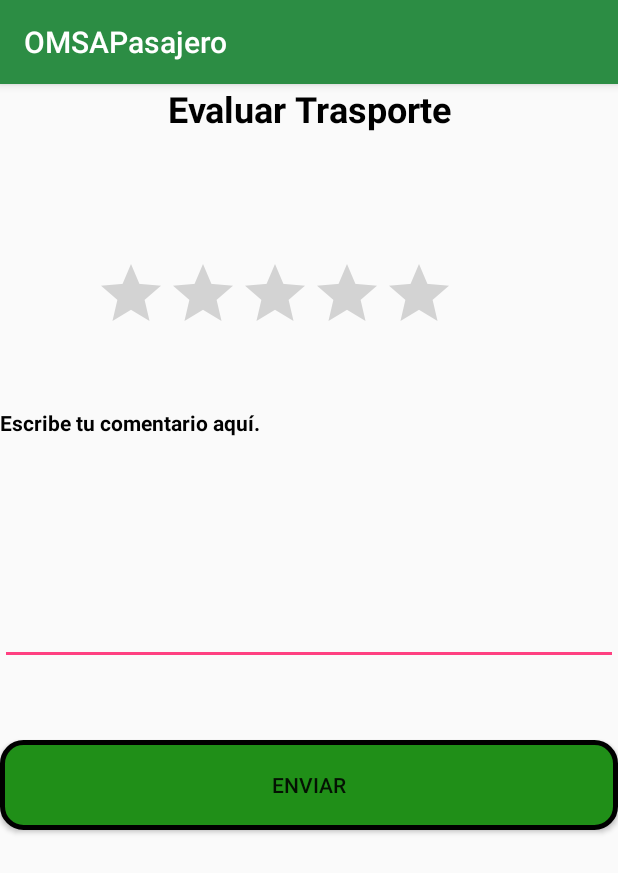
After one commit to carlp95/OMSAPasajeros, an Android app: the RatingBar screen opened directly, with no data from a screen before it, on a phone screen of 412 x 824 dp. The commit adds this screen. Shown: the top 873 px of the screen. Run offline under Robolectric (Android 15) with nearby library versions, the light colour scheme and no system bars.

Commit message:
Rating con retrofit 2

```diff
--- /dev/null
+++ b/app/src/main/java/com/software/nac/omsapasajero/APIService.java
@@ -0,0 +1,19 @@
+package com.software.nac.omsapasajero;
+
+/**
+ * Created by Neury on 11/2/2017.
+ */
+
+import retrofit2.Call;
+import retrofit2.http.Field;
+import retrofit2.http.FormUrlEncoded;
+import retrofit2.http.POST;
+
+public interface APIService {
+
+    @POST("/recibir/comentario/")
+    @FormUrlEncoded
+    Call<Post> savePost(@Field("fechaPublicada") Long fechaPublicada,
+                        @Field("numeroDePuntuacion") Integer numeroDePuntuacion,
+                        @Field("comentario") String comentario);
+}
--- /dev/null
+++ b/app/src/main/java/com/software/nac/omsapasajero/ApiUtils.java
@@ -0,0 +1,17 @@
+package com.software.nac.omsapasajero;
+
+/**
+ * Created by Neury on 11/2/2017.
+ */
+
+public class ApiUtils {
+
+    private ApiUtils() {}
+
+    public static final String BASE_URL = "http://omsa.herokuapp.com/api/";
+
+    public static APIService getAPIService() {
+
+        return RetrofitClient.getClient(BASE_URL).create(APIService.class);
+    }
+}
--- a/app/src/main/java/com/software/nac/omsapasajero/MainActivity.java
+++ b/app/src/main/java/com/software/nac/omsapasajero/MainActivity.java
@@ -341,6 +341,8 @@ public class MainActivity extends AppCompatActivity
 
         //noinspection SimplifiableIfStatement
         if (id == R.id.action_settings) {
+            Intent comentario = new Intent(MainActivity.this, RatingBar.class);
+            startActivity(comentario);
             return true;
         }
 
--- a/app/src/main/java/com/software/nac/omsapasajero/MapsActivity.java
+++ b/app/src/main/java/com/software/nac/omsapasajero/MapsActivity.java
@@ -140,7 +140,7 @@ public class MapsActivity extends FragmentActivity implements GoogleMap.OnInfoWi
 
     }
 
-    private class HttpRequestTask extends AsyncTask<Void, Void, APIParadas> {
+    private class HttpRequestTask extends AsyncTask<Void, Void, APIParadas>     {
         @Override
         protected APIParadas doInBackground(Void... params) {
 
--- /dev/null
+++ b/app/src/main/java/com/software/nac/omsapasajero/RatingBar.java
@@ -0,0 +1,99 @@
+package com.software.nac.omsapasajero;
+
+import android.app.Activity;
+import android.support.v7.app.AppCompatActivity;
+import android.os.Bundle;
+import android.text.TextUtils;
+import android.util.Log;
+import android.view.View;
+import android.widget.Button;
+import android.widget.EditText;
+import android.view.View;
+import android.widget.TextView;
+import android.widget.Toast;
+
+import java.util.Calendar;
+import java.util.Date;
+
+import retrofit2.Call;
+import retrofit2.Callback;
+import retrofit2.Response;
+
+public class RatingBar extends AppCompatActivity {
+
+   // RatingBar ratingbar1;
+    final boolean solo = false;
+    android.widget.RatingBar ratingbar1;
+    EditText comentario;
+    Button enviar;
+    private APIService mAPIService;
+    @Override
+    protected void onCreate(Bundle savedInstanceState) {
+        super.onCreate(savedInstanceState);
+        setContentView(R.layout.activity_rating_bar);
+
+
+        mAPIService = ApiUtils.getAPIService();
+
+        //RatingBar a = (RatingBar) findViewById(R.id.ratingBar);
+
+
+        addListenerOnButtonClick();
+
+
+
+
+
+
+    }
+
+    private void addListenerOnButtonClick() {
+        ratingbar1 = (android.widget.RatingBar) findViewById(R.id.ratingBar);
+       // ratingbar1=(RatingBar)findViewById(R.id.ratingBar);
+        comentario = (EditText) findViewById(R.id.edtComentario);
+        enviar = (Button) findViewById(R.id.btnRating);
+        //Performing action on Button Click
+        enviar.setOnClickListener(new View.OnClickListener() {
+
+            @Override
+            public void onClick(View v) {
+
+                //String title = ratingbar1.getText().toString().trim();
+                Date currentTime = Calendar.getInstance().getTime();
+                String date = currentTime.toString().trim();
+                String rating=String.valueOf(ratingbar1.getRating()).trim();
+                String body = comentario.getText().toString().trim();
+
+                if(!TextUtils.isEmpty(date) && !TextUtils.isEmpty(rating)&& !TextUtils.isEmpty(body)) {
+                    sendPost(date,rating,body);
+                }
+
+                Toast.makeText(getApplicationContext(), rating, Toast.LENGTH_LONG).show();
+            }
+        });
+    }
+
+    private void sendPost(String date, String rating, String body) {
+        Long realDate = Long.valueOf(date);
+        Integer realInteger = Integer.valueOf(rating);
+        mAPIService.savePost(realDate, realInteger, body).enqueue(new Callback<Post>() {
+            @Override
+            public void onResponse(Call<Post> call, Response<Post> response) {
+
+                if(response.isSuccessful()) {
+                    //showResponse(response.body().toString());
+                    Log.i("Info", "post submitted to API." + response.body().toString());
+                }
+            }
+
+            @Override
+            public void onFailure(Call<Post> call, Throwable t) {
+                Log.e("Info", "Unable to submit post to API.");
+            }
+        });
+
+
+    }
+
+
+}
--- /dev/null
+++ b/app/src/main/java/com/software/nac/omsapasajero/RetrofitClient.java
@@ -0,0 +1,22 @@
+package com.software.nac.omsapasajero;
+
+/**
+ * Created by Neury on 11/2/2017.
+ */
+import retrofit2.Retrofit;
+import retrofit2.converter.gson.GsonConverterFactory;
+
+public class RetrofitClient {
+
+    private static Retrofit retrofit = null;
+
+    public static Retrofit getClient(String baseUrl) {
+        if (retrofit==null) {
+            retrofit = new Retrofit.Builder()
+                    .baseUrl(baseUrl)
+                    .addConverterFactory(GsonConverterFactory.create())
+                    .build();
+        }
+        return retrofit;
+    }
+}
--- /dev/null
+++ b/app/src/main/res/layout/activity_rating_bar.xml
@@ -0,0 +1,76 @@
+<?xml version="1.0" encoding="utf-8"?>
+<LinearLayout xmlns:android="http://schemas.android.com/apk/res/android"
+    xmlns:app="http://schemas.android.com/apk/res-auto"
+    xmlns:tools="http://schemas.android.com/tools"
+    android:layout_width="match_parent"
+    android:orientation="vertical"
+    android:layout_height="match_parent"
+    tools:context="com.software.nac.omsapasajero.RatingBar">
+
+
+    <LinearLayout
+        android:layout_width="match_parent"
+        android:layout_height="72dp"
+        android:orientation="vertical">
+
+        <TextView
+            android:layout_width="match_parent"
+            android:layout_height="match_parent"
+            android:text="Evaluar Trasporte"
+            android:textAlignment="center"
+            android:textColor="@color/colorPrimaryDark"
+            android:textSize="24sp"
+            android:textStyle="bold" />
+    </LinearLayout>
+
+    <LinearLayout
+        android:layout_width="match_parent"
+        android:layout_height="144dp"
+        android:orientation="vertical">
+
+        <RatingBar
+            android:id="@+id/ratingBar"
+            android:layout_width="wrap_content"
+            android:layout_height="wrap_content"
+            android:layout_marginLeft="63dp"
+            android:layout_marginTop="44dp"
+            android:numStars="5"
+            android:rating="0"
+            android:stepSize="0.5" />
+
+    </LinearLayout>
+
+    <LinearLayout
+        android:layout_width="match_parent"
+        android:layout_height="27dp"
+        android:orientation="vertical">
+
+        <TextView
+            android:layout_width="match_parent"
+            android:layout_height="match_parent"
+            android:text="Escribe tu comentario aquí."
+            android:textColor="@color/colorPrimaryDark"
+            android:textStyle="bold" />
+    </LinearLayout>
+    <LinearLayout
+        android:layout_width="match_parent"
+        android:layout_height="144dp"
+        android:orientation="vertical">
+
+        <EditText
+            android:id="@+id/edtComentario"
+            android:layout_width="match_parent"
+            android:layout_height="match_parent" />
+
+
+    </LinearLayout>
+
+
+    <Button
+        android:id="@+id/btnRating"
+        android:layout_width="match_parent"
+        android:layout_height="wrap_content"
+        android:text="Enviar"
+        android:background="@drawable/buttonshape"
+        android:layout_marginTop="50dp"/>
+</LinearLayout>
--- a/app/src/main/res/values/strings.xml
+++ b/app/src/main/res/values/strings.xml
@@ -11,7 +11,7 @@
     <string name="navigation_drawer_open">Open navigation drawer</string>
     <string name="navigation_drawer_close">Close navigation drawer</string>
 
-    <string name="action_settings">Settings</string>
+    <string name="action_settings">Evaluar</string>
     <string name="title_activity_maps">Map</string>
     <string name="title_activity_maps_ir">Map</string>
 </resources>
```
Also changed, not shown: app/build.gradle (+8 -1 lines), app/src/main/AndroidManifest.xml (+4 -4 lines), app/src/main/java/com/software/nac/omsapasajero/Post.java (added, +68 -0 lines).
